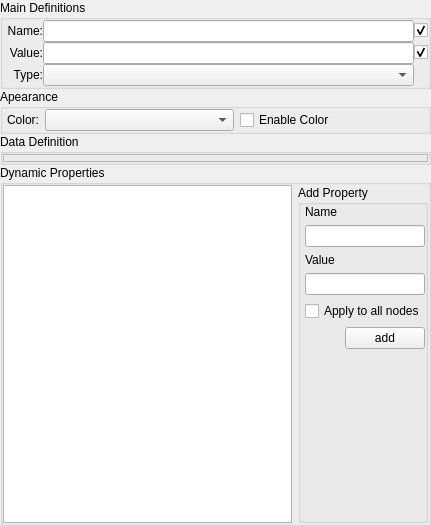
Old version of the form src/Interface/DataPropertiesWidget.ui in the repository KDE/rocs.
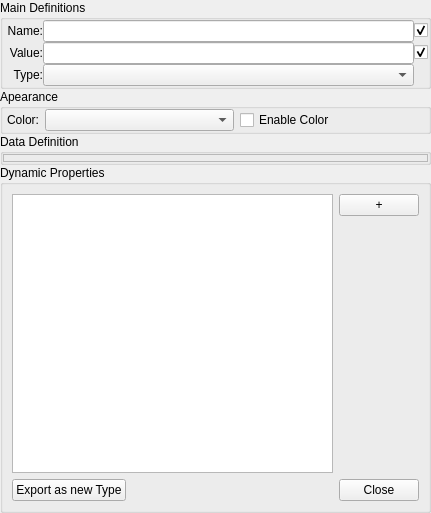
New version of the form. Custom widgets are drawn as their Qt base class.

Commit message: Change the Node Property Dialog to QDialog instead of KDialog because of a regression.

What changed in the file:
```diff
--- a/src/Interface/DataPropertiesWidget.ui
+++ b/src/Interface/DataPropertiesWidget.ui
@@ -7,7 +7,7 @@
     <x>0</x>
     <y>0</y>
     <width>431</width>
-    <height>526</height>
+    <height>513</height>
    </rect>
   </property>
   <property name="sizePolicy">
@@ -242,69 +242,22 @@
      <property name="title">
       <string>Dynamic Properties</string>
      </property>
-     <layout class="QGridLayout" name="gridLayout_3">
-      <property name="margin">
-       <number>0</number>
-      </property>
-      <item row="0" column="0">
-       <widget class="QTableView" name="_propertiesTable"/>
-      </item>
-      <item row="0" column="1">
-       <widget class="QGroupBox" name="groupBox">
-        <property name="title">
-         <string>Add Property</string>
-        </property>
         <layout class="QGridLayout" name="gridLayout">
-         <property name="leftMargin">
-          <number>4</number>
-         </property>
-         <property name="topMargin">
-          <number>0</number>
-         </property>
-         <property name="rightMargin">
-          <number>0</number>
-         </property>
-         <property name="bottomMargin">
-          <number>0</number>
-         </property>
-         <property name="horizontalSpacing">
-          <number>0</number>
-         </property>
-         <item row="0" column="0">
-          <widget class="QLabel" name="label_7">
-           <property name="text">
-            <string>Name</string>
-           </property>
-          </widget>
-         </item>
-         <item row="1" column="0" colspan="2">
-          <widget class="KLineEdit" name="_propertyName"/>
-         </item>
-         <item row="2" column="0">
-          <widget class="QLabel" name="label_8">
-           <property name="text">
-            <string>Value</string>
-           </property>
-          </widget>
-         </item>
-         <item row="3" column="0" colspan="2">
-          <widget class="KLineEdit" name="_propertyValue"/>
-         </item>
-         <item row="4" column="0" colspan="2">
-          <widget class="QCheckBox" name="_isPropertyGlobal">
-           <property name="text">
-            <string>Apply to all nodes</string>
-           </property>
-          </widget>
-         </item>
-         <item row="5" column="1">
+      <item row="0" column="0" colspan="2">
+       <layout class="QHBoxLayout" name="horizontalLayout_2">
+        <item>
+         <widget class="QTableView" name="_propertiesTable"/>
+        </item>
+        <item>
+         <layout class="QVBoxLayout" name="verticalLayout_5">
+          <item>
           <widget class="KPushButton" name="_addProperty">
            <property name="text">
-            <string>add</string>
+             <string>+</string>
            </property>
           </widget>
          </item>
-         <item row="6" column="1">
+          <item>
           <spacer name="verticalSpacer">
            <property name="orientation">
             <enum>Qt::Vertical</enum>
@@ -318,6 +271,21 @@
           </spacer>
          </item>
         </layout>
+        </item>
+       </layout>
+      </item>
+      <item row="1" column="0">
+       <widget class="QPushButton" name="pushButton">
+        <property name="text">
+         <string>Export as new Type</string>
+        </property>
+       </widget>
+      </item>
+      <item row="1" column="1">
+       <widget class="QDialogButtonBox" name="buttonBox">
+        <property name="standardButtons">
+         <set>QDialogButtonBox::Close</set>
+        </property>
        </widget>
       </item>
      </layout>
```
Left out of the diff: 33 changed lines with no effect on the pictures. Lines whose indentation alone changed are shown as unchanged. The commit also changes 2 other files.
